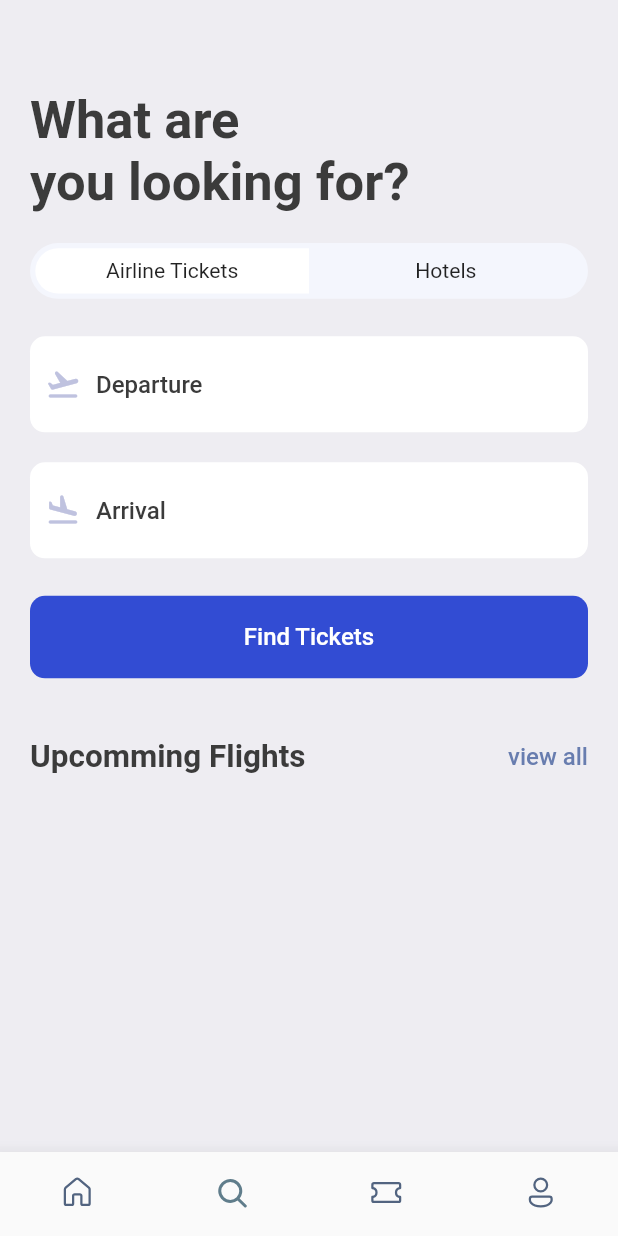
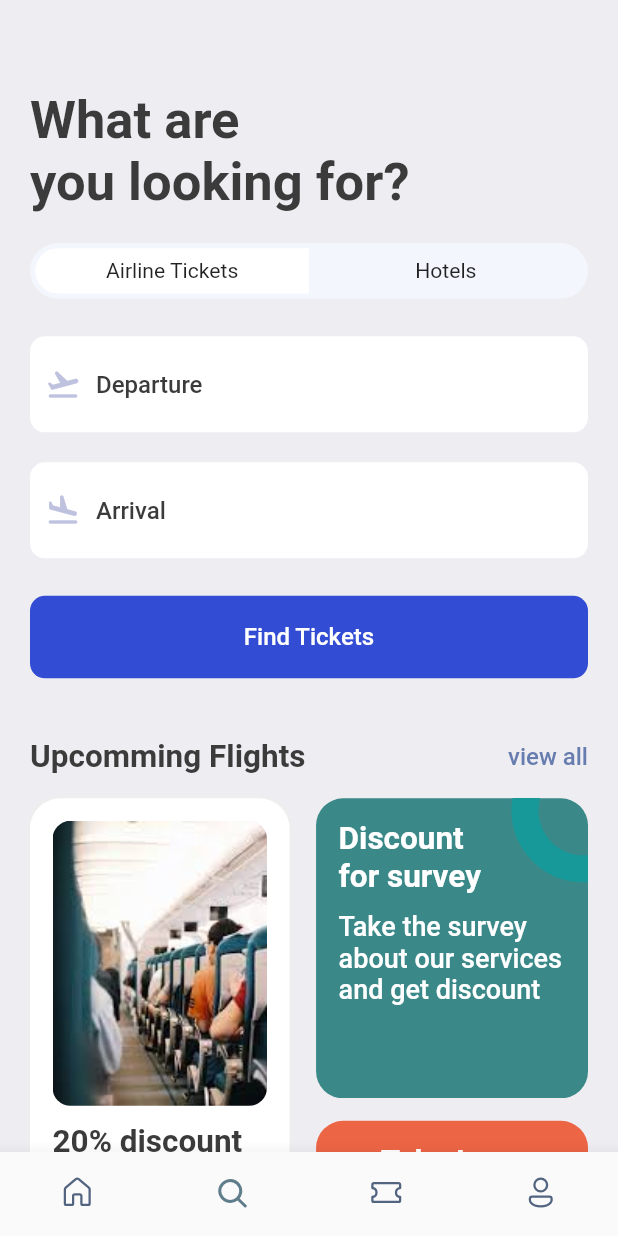
Before and after one commit to AkritiSubedi/ticketbookingapp, a Flutter app: the screen it shows after launch, item 2 of the bottom bar chosen, on a phone screen of 412 x 824 dp. Run offline on Flutter 3.47's test engine with Material 2 defaults, Android fonts, the phone set to English and light mode, and no system bars; our stand-ins replace barcode_widget, fluentui_icons, gap, get; missing offline and left inert: dart:ffi.

Commit message:
day_20 completed

```diff
--- a/lib/screens/bottom_bar.dart
+++ b/lib/screens/bottom_bar.dart
@@ -18,7 +18,8 @@ class _BottomBarState extends State<BottomBar> {
     HomeScreen(),
     SearchScreen(),
     TicketScreen(),
-    ProfileScreen()
+    ProfileScreen(),
+
   ];
 
   void _onItemTapped(int index) {
--- a/lib/screens/profile_screen.dart
+++ b/lib/screens/profile_screen.dart
@@ -190,7 +190,7 @@ class ProfileScreen extends StatelessWidget {
                   mainAxisAlignment: MainAxisAlignment.spaceBetween,
                   children: [
                   Text("Miles accured", style: Styles.headLineStyle4.copyWith(fontSize: 16),),
-                  Text("31 july 2023", style: Styles.headLineStyle4.copyWith(fontSize: 16),)
+                  Text("1 August 2023", style: Styles.headLineStyle4.copyWith(fontSize: 16),)
                 ],),
 
                 Gap(AppLayout.getHeight(4)),
@@ -222,7 +222,7 @@ class ProfileScreen extends StatelessWidget {
                       alignment: CrossAxisAlignment.start, isColor: false,),
                     AppColumnLayout(
                       firstText: "McDoanal\'s",
-                      secondText: "Received from",
+                      secondText: "Received From",
                       alignment: CrossAxisAlignment.end, isColor: false,),
 
                   ],
--- a/lib/screens/search_screen.dart
+++ b/lib/screens/search_screen.dart
@@ -56,19 +56,107 @@ class SearchScreen extends StatelessWidget {
           Gap(AppLayout.getHeight(40)),
           AppDoubleTextWidget(
               bigText: "Upcoming Flights", smallText: "view all"),
+          Gap(AppLayout.getHeight(15)),
           Row(
+            mainAxisAlignment: MainAxisAlignment.spaceBetween,
             children: [
               Container(
+                height: AppLayout.getHeight(425),
+                width: size.width*0.42,
+                padding: EdgeInsets.symmetric(horizontal: AppLayout.getHeight(15), vertical: AppLayout.getWidth(15)),
+                decoration: BoxDecoration(
+                  color: Colors.white,
+                   borderRadius: BorderRadius.circular(AppLayout.getHeight(20)),
+                   boxShadow: [
+                    BoxShadow(
+                      color: Colors.grey.shade200,
+                      blurRadius: 1,
+                      spreadRadius: 1
+                    )
+                   ]
+                ),
                 child: Column(children: [
                   Container(
                     height: AppLayout.getHeight(190),
                     decoration: BoxDecoration(
+                      borderRadius: BorderRadius.circular(AppLayout.getHeight(12)),
                         image: DecorationImage(
+                          fit: BoxFit.cover,
                             image: AssetImage("assets/images/seat.jpeg"))),
+                  ),
+                  Gap(AppLayout.getHeight(12)),
+                  Text("20% discount on the early booking of this flight. Dont miss out the chance",
+                  style: Styles.headLineStyle2,
+                  ),
+                ]),
+              ),
+              Column(
+                children: [
+                 Stack(
+                  children: [
+                    Container(
+                  width: size.width*0.44,
+                  height: AppLayout.getHeight(200),
+                  decoration: BoxDecoration(
+                    color: Color(0xFF3A8888),
+                    borderRadius: BorderRadius.circular(AppLayout.getHeight(18))
+                  ),
+                  padding: EdgeInsets.symmetric(vertical: AppLayout.getHeight(15), horizontal: AppLayout.getHeight(15)),
+                  child: Column(
+                    crossAxisAlignment: CrossAxisAlignment.start,
+                    children: [
+                      Text("Discount\nfor survey", style: Styles.headLineStyle2.copyWith(fontWeight: FontWeight.bold, color: Colors.white),),
+                      Gap(AppLayout.getHeight(10)),
+                      Text("Take the survey about our services and get discount", style: Styles.headLineStyle2.copyWith(fontWeight: FontWeight.w500, color: Colors.white,fontSize: 18),),
+                    ],
+                  ),
+                  ),
+                  Positioned(
+                    right: -45,
+                    top: -40,
+                    child: Container(
+                    padding: EdgeInsets.all(AppLayout.getHeight(30)),
+                    decoration: BoxDecoration(shape: BoxShape.circle,
+                    border: Border.all(width: 18, color: Color(0xFF189999)),
+                    color: Colors.transparent
+                    ),
+                  ))
+                  ],
+                 ) ,
+                 Gap(AppLayout.getHeight(15)),
+                 Container(
+                  width: size.width*0.44,
+                  height: AppLayout.getHeight(210),
+                  padding: EdgeInsets.symmetric(vertical: AppLayout.getHeight(15), horizontal: AppLayout.getHeight(15)),
+                  decoration: BoxDecoration(
+                    borderRadius: BorderRadius.circular(AppLayout.getHeight(18)),
+                    color: Color(0xFFEC6545)
+                  ),
+                  child: Column(children: [Text("Take Love", style: Styles.headLineStyle2.copyWith(color: Colors.white, fontWeight: FontWeight.bold),textAlign: TextAlign.center,),
+                  Gap(AppLayout.getHeight(5)),
+                  RichText(
+                    text: TextSpan(
+                      children: [
+                        TextSpan(
+                          text: '😍',
+                          style: TextStyle(fontSize: 38)
+                        ),
+                         TextSpan(
+                          text: '🥰',
+                          style: TextStyle(fontSize: 38)
+                        ),
+                         TextSpan(
+                          text: '😘',
+                          style: TextStyle(fontSize: 38)
+                        ),
+                      ]
+                    ),
                   )
-                ]),
+                  ],),
+
+                 )
+                ],
               )
-
             ],
           )
         ],
--- a/lib/widgets/double_text_widget.dart
+++ b/lib/widgets/double_text_widget.dart
@@ -18,7 +18,7 @@ class AppDoubleTextWidget extends StatelessWidget {
         ),
         InkWell(
           onTap: () {
-            print("You are Tapped");
+            print("You are tapped");
           },
           child: Text(
             smallText,
```
